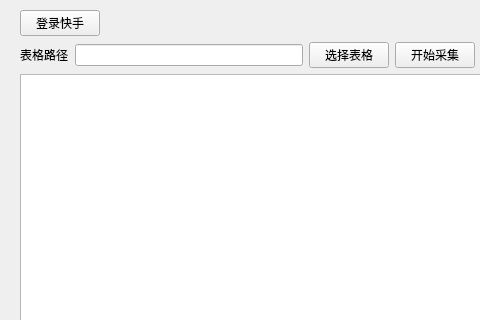
Before: the Qt Designer form mpdc/mainwindow.ui in kinglon/mpdc, drawn with Qt 5; both pictures show x 0 to 480 and y 0 to 320 of the 579 by 514 pixel window.
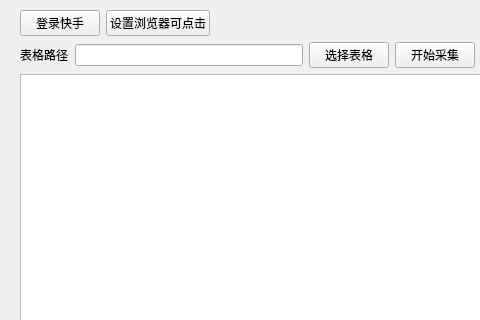
After: the same form once the commit is applied.

```diff
--- a/mpdc/mainwindow.ui
+++ b/mpdc/mainwindow.ui
@@ -33,6 +33,13 @@
          </property>
         </widget>
        </item>
+       <item>
+        <widget class="QPushButton" name="enableBrowserBtn">
+         <property name="text">
+          <string>设置浏览器可点击</string>
+         </property>
+        </widget>
+       </item>
        <item>
         <spacer name="horizontalSpacer">
          <property name="orientation">
```
